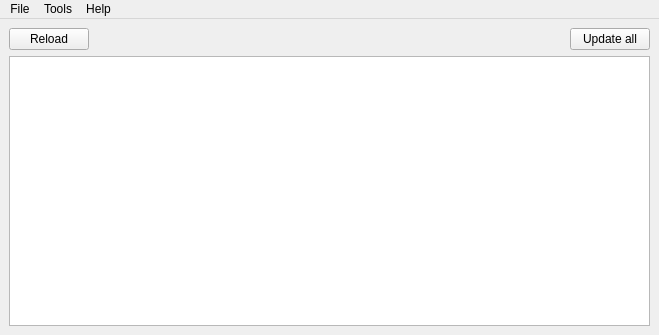
horsicq/x64dbg-Plugin-Manager, file gui_source/guimainwindow.ui: the form before one commit.
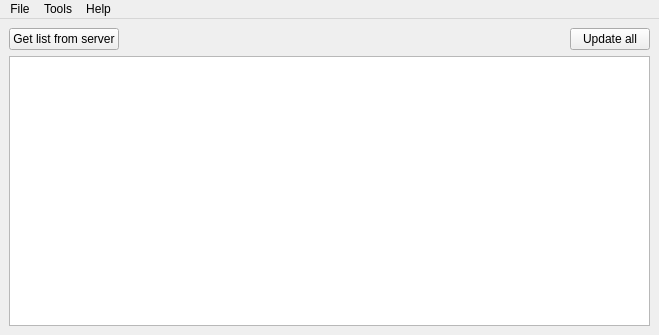
The form after the commit.

The edit to the form file:
```diff
--- a/gui_source/guimainwindow.ui
+++ b/gui_source/guimainwindow.ui
@@ -20,7 +20,7 @@
       <item>
        <widget class="QPushButton" name="pushButtonReload">
         <property name="text">
-         <string>Reload</string>
+         <string>Get list from server</string>
         </property>
        </widget>
       </item>
```
